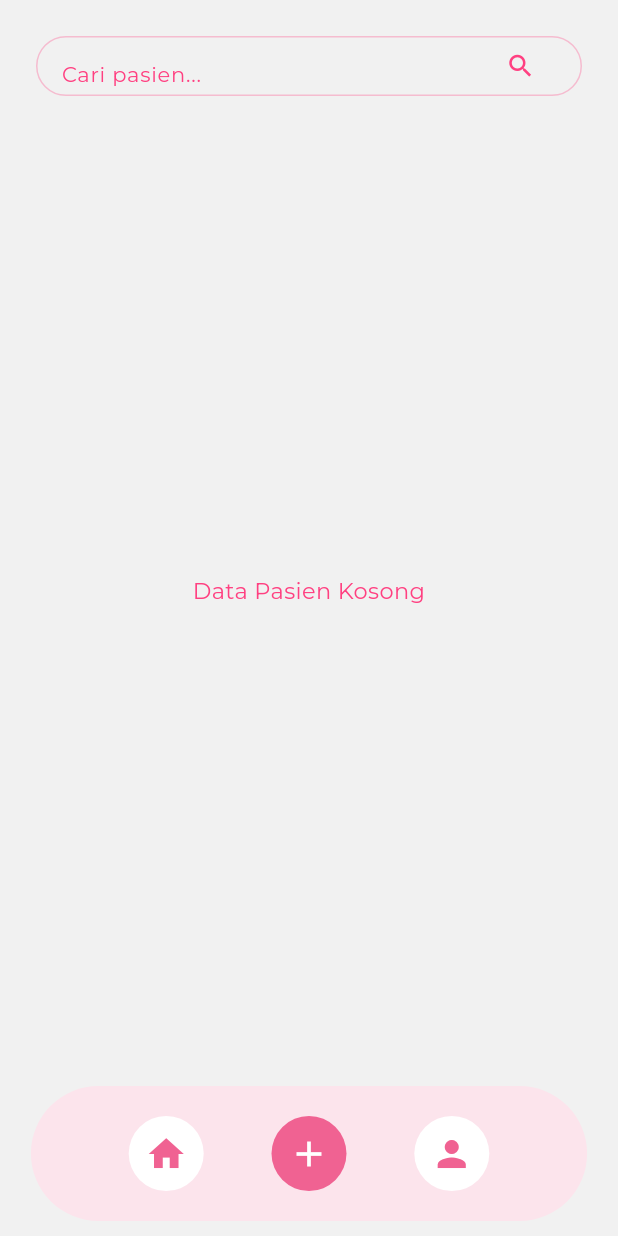
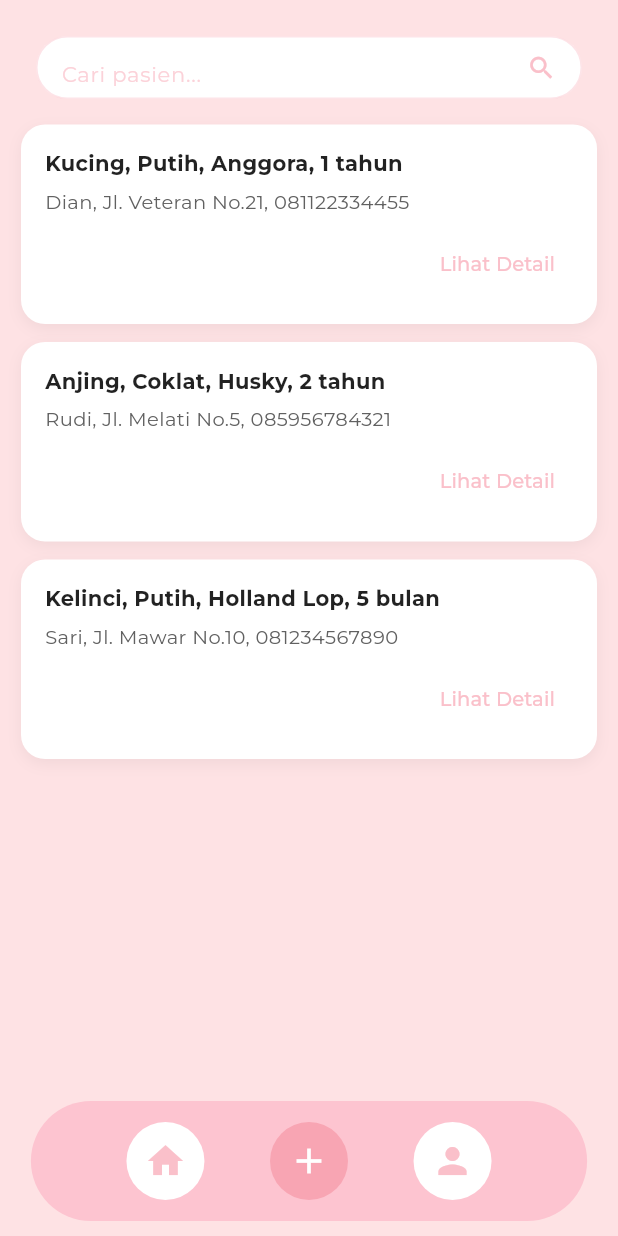
Before and after one commit to destristifaniv/projek_aplikasi, a Flutter app: the HomeDokterScreen screen opened directly, on a phone screen of 412 x 824 dp. Run offline on Flutter 3.47's test engine with Material 3 defaults, Android fonts, the phone set to English and light mode, and no system bars.

Commit message:
perubahan home dokter dan tambah pasien

```diff
--- a/lib/screens/home_dokter_screen.dart
+++ b/lib/screens/home_dokter_screen.dart
@@ -1,4 +1,10 @@
 import 'package:flutter/material.dart';
+import 'tambah_pasien_screen.dart';
+
+// Warna tema pink soft
+const Color primaryColor = Color(0xFFF8A5B3); // Pink pastel
+const Color primaryLight = Color(0xFFFDc4D0); // Pink muda
+const Color backgroundColor = Color(0xFFFEE2E4); // Pink sangat lembut
 
 class HomeDokterScreen extends StatefulWidget {
   const HomeDokterScreen({Key? key}) : super(key: key);
@@ -10,6 +16,21 @@ class HomeDokterScreen extends StatefulWidget {
 class _HomeDokterScreenState extends State<HomeDokterScreen> {
   final TextEditingController _searchController = TextEditingController();
 
+  final List<Map<String, String>> pasienList = [
+    {
+      'hewan': 'Kucing, Putih, Anggora, 1 tahun',
+      'pemilik': 'Dian, Jl. Veteran No.21, 081122334455',
+    },
+    {
+      'hewan': 'Anjing, Coklat, Husky, 2 tahun',
+      'pemilik': 'Rudi, Jl. Melati No.5, 085956784321',
+    },
+    {
+      'hewan': 'Kelinci, Putih, Holland Lop, 5 bulan',
+      'pemilik': 'Sari, Jl. Mawar No.10, 081234567890',
+    },
+  ];
+
   @override
   void dispose() {
     _searchController.dispose();
@@ -18,26 +39,40 @@ class _HomeDokterScreenState extends State<HomeDokterScreen> {
 
   @override
   Widget build(BuildContext context) {
+    final screenWidth = MediaQuery.of(context).size.width;
+
     return Scaffold(
-      backgroundColor: const Color(0xFFF1F1F1), // Warna background yang lebih lembut
+      backgroundColor: backgroundColor,
       body: SafeArea(
         child: Column(
           children: [
             const SizedBox(height: 24),
             _buildSearchBar(),
-            const Spacer(),
-            const Text(
-              'Data Pasien Kosong',
-              style: TextStyle(
-                fontFamily: 'Montserrat',
-                fontSize: 15,
-                fontWeight: FontWeight.w400,
-                color: Colors.pinkAccent, // Ubah warna teks
+            const SizedBox(height: 17),
+            Expanded(
+              child: SingleChildScrollView(
+                child: Column(
+                  children: [
+                    ListView.builder(
+                      shrinkWrap: true,
+                      physics: const NeverScrollableScrollPhysics(),
+                      padding: const EdgeInsets.symmetric(horizontal: 14),
+                      itemCount: pasienList.length,
+                      itemBuilder: (context, index) {
+                        final pasien = pasienList[index];
+                        return _buildPasienCard(
+                          hewan: pasien['hewan']!,
+                          pemilik: pasien['pemilik']!,
+                        );
+                      },
+                    ),
+                    const SizedBox(height: 10),
+                  ],
+                ),
               ),
-              textAlign: TextAlign.center,
             ),
-            const Spacer(),
-            _buildBottomNavBar(context),
+            const SizedBox(height: 10),
+            _buildBottomNavBar(context, screenWidth),
             const SizedBox(height: 10),
           ],
         ),
@@ -49,11 +84,12 @@ class _HomeDokterScreenState extends State<HomeDokterScreen> {
     return Padding(
       padding: const EdgeInsets.symmetric(horizontal: 24),
       child: Container(
-        height: 40,
+        height: 42,
         padding: const EdgeInsets.symmetric(horizontal: 16),
         decoration: BoxDecoration(
-          border: Border.all(color: Colors.pinkAccent.withOpacity(0.3)),
-          borderRadius: BorderRadius.circular(999),
+          border: Border.all(color: primaryColor.withOpacity(0.3)),
+          borderRadius: BorderRadius.circular(30),
+          color: Colors.white,
         ),
         child: Row(
           children: [
@@ -63,12 +99,12 @@ class _HomeDokterScreenState extends State<HomeDokterScreen> {
                 style: const TextStyle(
                   fontFamily: 'Montserrat',
                   fontSize: 14,
-                  color: Colors.pinkAccent, // Ubah warna teks input
+                  color: primaryColor,
                 ),
-                decoration: const InputDecoration(
+                decoration: InputDecoration(
                   hintText: 'Cari pasien...',
                   hintStyle: TextStyle(
-                    color: Colors.pinkAccent, // Ubah warna hint text
+                    color: primaryColor.withOpacity(0.5),
                     fontFamily: 'Montserrat',
                     fontSize: 14,
                   ),
@@ -76,33 +112,77 @@ class _HomeDokterScreenState extends State<HomeDokterScreen> {
                 ),
               ),
             ),
-            IconButton(
-              onPressed: () {
-                // Aksi ketika ikon search ditekan
-                print('Cari: ${_searchController.text}');
-              },
-              icon: const Icon(
-                Icons.search,
-                size: 20,
-                color: Colors.pinkAccent, // Ubah warna ikon
-              ),
-            ),
+            Icon(Icons.search, size: 20, color: primaryColor.withOpacity(0.7)),
           ],
         ),
       ),
     );
   }
 
-  Widget _buildBottomNavBar(BuildContext context) {
-    final screenWidth = MediaQuery.of(context).size.width;
-    final iconSize = 50.0;
-    final navBarHeight = 90.0;
+  Widget _buildPasienCard({required String hewan, required String pemilik}) {
+    return Container(
+      margin: const EdgeInsets.only(bottom: 12),
+      padding: const EdgeInsets.all(16),
+      decoration: BoxDecoration(
+        color: Colors.white,
+        borderRadius: BorderRadius.circular(16),
+        boxShadow: [
+          BoxShadow(
+            color: Colors.black.withOpacity(0.05),
+            blurRadius: 8,
+            offset: const Offset(0, 3),
+          ),
+        ],
+      ),
+      child: Column(
+        crossAxisAlignment: CrossAxisAlignment.start,
+        children: [
+          Text(
+            hewan,
+            style: const TextStyle(
+              fontWeight: FontWeight.bold,
+              fontSize: 14,
+              fontFamily: 'Montserrat',
+              color: Colors.black87,
+            ),
+          ),
+          const SizedBox(height: 6),
+          Text(
+            pemilik,
+            style: TextStyle(
+              fontSize: 13,
+              fontFamily: 'Montserrat',
+              color: Colors.grey.shade700,
+            ),
+          ),
+          const SizedBox(height: 8),
+          Align(
+            alignment: Alignment.bottomRight,
+            child: TextButton(
+              onPressed: () {
+                print("Detail pasien: $hewan - $pemilik");
+              },
+              child: Text(
+                "Lihat Detail",
+                style: TextStyle(
+                  fontFamily: 'Montserrat',
+                  fontSize: 13,
+                  color: primaryColor.withOpacity(0.7),
+                ),
+              ),
+            ),
+          ),
+        ],
+      ),
+    );
+  }
 
+  Widget _buildBottomNavBar(BuildContext context, double screenWidth) {
     return Container(
       width: screenWidth * 0.9,
-      height: navBarHeight,
+      height: 80,
       decoration: BoxDecoration(
-        color: Colors.pink.shade50, // Gunakan warna pink yang lebih soft
+        color: primaryLight,
         borderRadius: BorderRadius.circular(50),
       ),
       child: Padding(
@@ -111,7 +191,16 @@ class _HomeDokterScreenState extends State<HomeDokterScreen> {
           mainAxisAlignment: MainAxisAlignment.spaceEvenly,
           children: [
             _navIcon(icon: Icons.home, isActive: true),
-            _navIcon(icon: Icons.add, isCenter: true),
+            _navIcon(
+              icon: Icons.add,
+              isCenter: true,
+              onTap: () {
+                Navigator.push(
+                  context,
+                  MaterialPageRoute(builder: (context) => const TambahPasienScreen()),
+                );
+              },
+            ),
             _navIcon(icon: Icons.person),
           ],
         ),
@@ -119,18 +208,22 @@ class _HomeDokterScreenState extends State<HomeDokterScreen> {
     );
   }
 
-  Widget _navIcon({required IconData icon, bool isActive = false, bool isCenter = false}) {
-    return CircleAvatar(
-      radius: 25,
-      backgroundColor: isCenter
-          ? Colors.pink.shade300 // Gunakan warna pink yang lebih lembut untuk ikon center
-          : Colors.white,
-      child: Icon(
-        icon,
-        color: isCenter
-            ? Colors.white
-            : Colors.pink.shade300, // Warna ikon yang lebih lembut
-        size: 28,
+  Widget _navIcon({
+    required IconData icon,
+    bool isActive = false,
+    bool isCenter = false,
+    VoidCallback? onTap,
+  }) {
+    return GestureDetector(
+      onTap: onTap,
+      child: CircleAvatar(
+        radius: 26,
+        backgroundColor: isCenter ? primaryColor : Colors.white,
+        child: Icon(
+          icon,
+          color: isCenter ? Colors.white : primaryColor.withOpacity(0.7),
+          size: 28,
+        ),
       ),
     );
   }
--- a/lib/screens/welcome_screen.dart
+++ b/lib/screens/welcome_screen.dart
@@ -71,7 +71,7 @@ class WelcomeScreen extends StatelessWidget {
                       vertical: 10,
                     ),
                     decoration: BoxDecoration(
-                      color: Colors.pink.shade200,  // Tombol dengan warna pastel
+                      color: const Color(0xFFF48FB1),  // Tombol dengan warna pastel
                       borderRadius: BorderRadius.circular(10),
                       boxShadow: const [
                         BoxShadow(
```
Also changed, not shown: lib/screens/tambah_pasien_screen.dart (added, +186 -0 lines).
